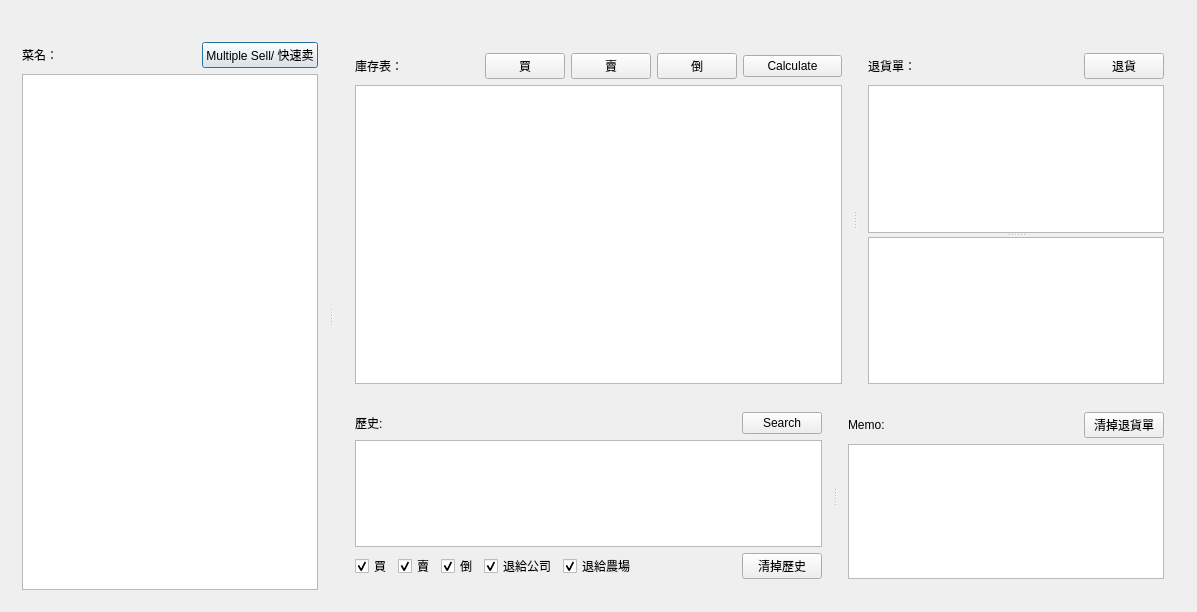
Qt form dialog.ui (ultimatedbz/inventory) before a commit.
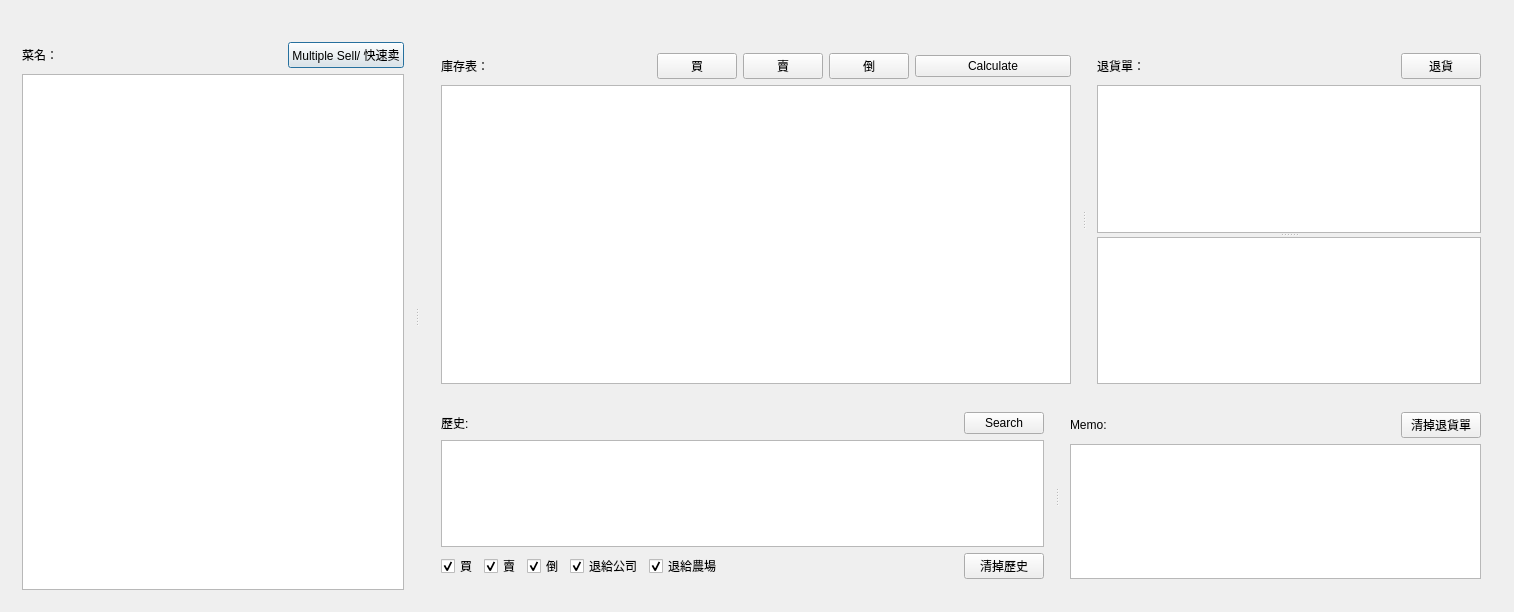
The same form after that commit.

```diff
--- a/dialog.ui
+++ b/dialog.ui
@@ -6,7 +6,7 @@
    <rect>
     <x>0</x>
     <y>0</y>
-    <width>1197</width>
+    <width>1514</width>
     <height>612</height>
    </rect>
   </property>
```
